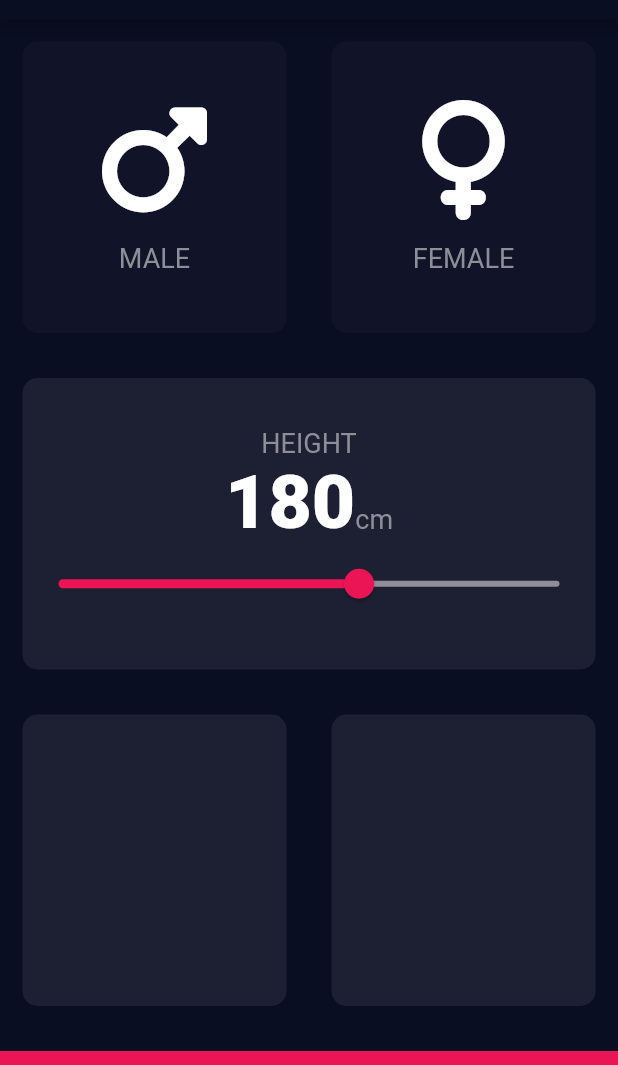
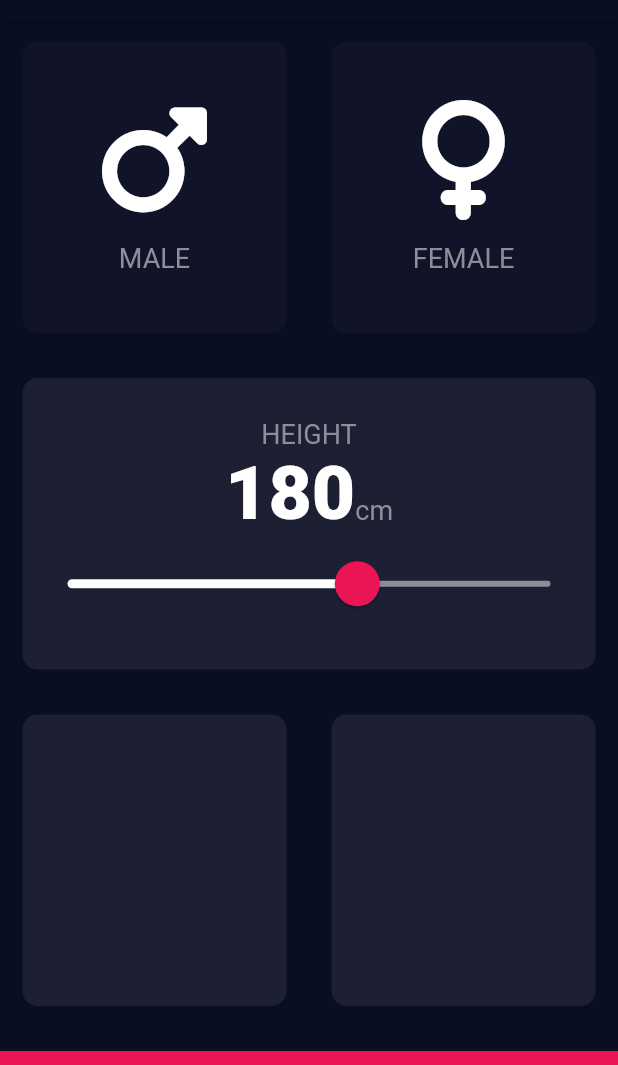
Before and after one commit to Vladimir182/BMI_Calculator_Flutter, a Flutter app: the screen it shows after launch, on a phone screen of 412 x 824 dp, the part 65-1130 px from its top. Run offline on Flutter 3.47's test engine with Material 3 defaults, Android fonts, the phone set to English and light mode, and no system bars; our stand-ins replace font_awesome_flutter.

Commit message:
added slider styling

```diff
--- a/lib/constants.dart
+++ b/lib/constants.dart
@@ -14,3 +14,9 @@ const kNumberTextStyle = TextStyle(
   fontSize: 50.0,
   fontWeight: FontWeight.w900,
 );
+
+//Slider theme
+
+const kSliderActiveTrackColor = Colors.white;
+const kSliderInactiveTrackColor = Color(0xFF8D8E98);
+const kSliderThumbColor = Color(0xFFEB1555);
--- a/lib/input_page.dart
+++ b/lib/input_page.dart
@@ -92,20 +92,34 @@ class _InputPageState extends State<InputPage> {
                       ),
                     ],
                   ),
-                  Slider(
+                  SliderTheme(
+                    data: SliderTheme.of(context).copyWith(
+                      activeTrackColor: kSliderActiveTrackColor,
+                      inactiveTrackColor: kSliderInactiveTrackColor,
+                      thumbColor: kSliderThumbColor,
+                      overlayColor: kSliderThumbColor.withOpacity(0.2),
+                      thumbShape: const RoundSliderThumbShape(
+                        enabledThumbRadius: 15.0,
+                      ),
+                      overlayShape: const RoundSliderOverlayShape(
+                        overlayRadius: 30.0,
+                      ),
+                    ),
+                    child: Slider(
                         value: _height.toDouble(),
                         min: 120,
                         max: 220,
-                      activeColor: Color(0xFFEB1555),
-                      inactiveColor: Color(0xFF8D8E98),
+                        // activeColor: Color(0xFFEB1555),
+                        // inactiveColor: const Color(0xFF8D8E98),
                         onChanged: (double newValue) {
                           setState(() {
                             _height = newValue.round();
                           });
                         }),
+                  ),
                 ],
               ),
-              colour: Color(0xFF1D1F33),
+              colour: const Color(0xFF1D1F33),
             ),
           ),
           const Expanded(
```
Lines whose indentation alone changed are shown as unchanged.
